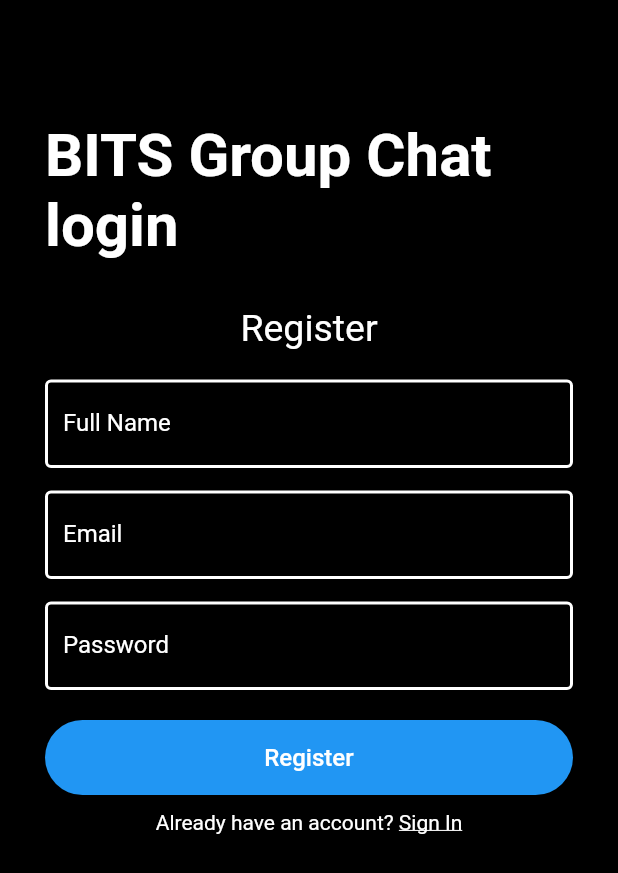
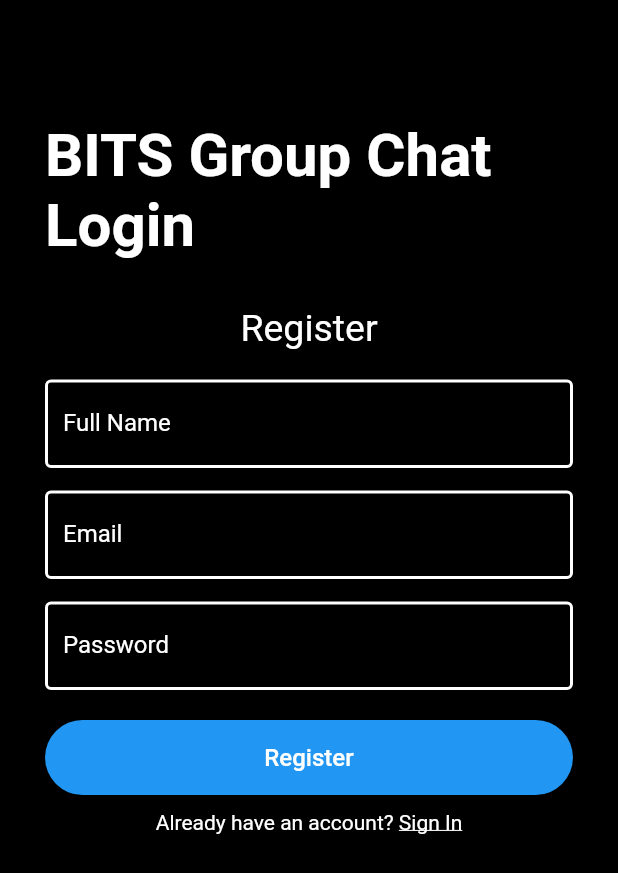
Before and after one commit to NikhilAroraBits/BITS-group-chat-app, a Flutter app: the RegisterPage screen opened directly, on a phone screen of 412 x 824 dp. Shown: the top 873 px of the screen. Run offline on Flutter 3.47's test engine with Material 2 defaults, Android fonts, the phone set to English and light mode, and no system bars; our stand-ins replace cloud_firestore, firebase_auth, flutter_spinkit, shared_preferences; missing offline and left inert: cloud_firestore_web, firebase_auth_web, firebase_core_web, shared_preferences_web; accounts and stored records are empty.

Commit message:
changed login to capital letters

```diff
--- a/lib/pages/register_page.dart
+++ b/lib/pages/register_page.dart
@@ -74,7 +74,7 @@ class _RegisterPageState extends State<RegisterPage> {
                 mainAxisAlignment: MainAxisAlignment.center,
                 crossAxisAlignment: CrossAxisAlignment.center,
                 children: <Widget>[
-                  Text("BITS Group Chat login", style: TextStyle(color: Colors.white, fontSize: 40.0, fontWeight: FontWeight.bold)),
+                  Text("BITS Group Chat Login", style: TextStyle(color: Colors.white, fontSize: 40.0, fontWeight: FontWeight.bold)),
 
                   SizedBox(height: 30.0),
 
```
